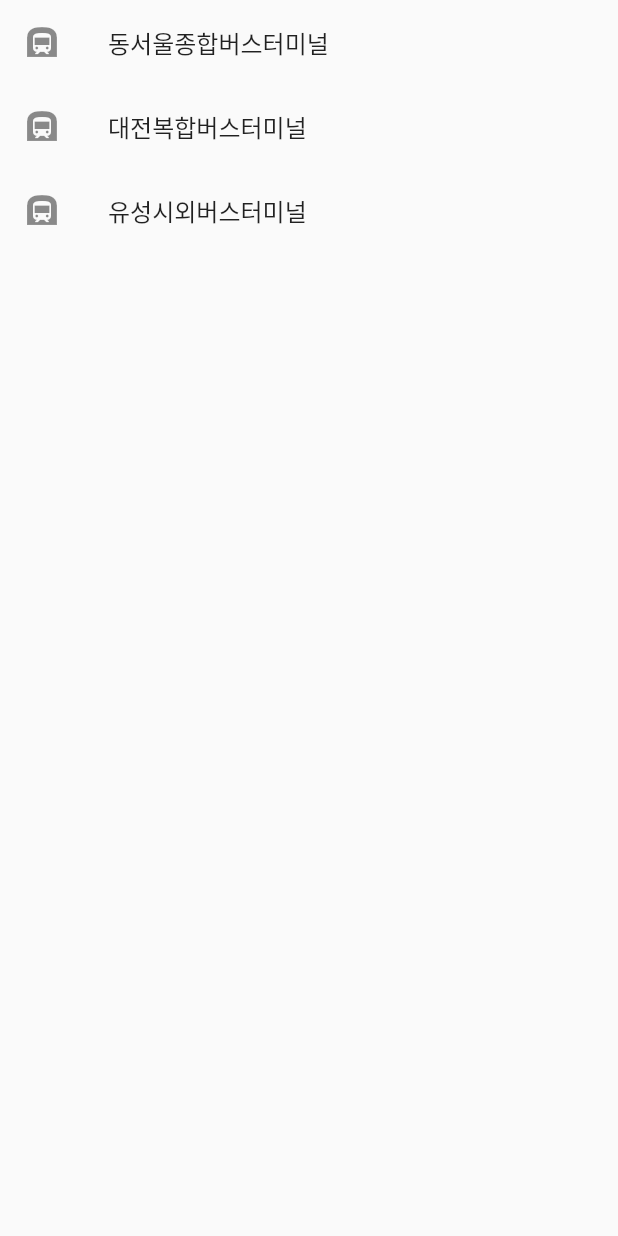
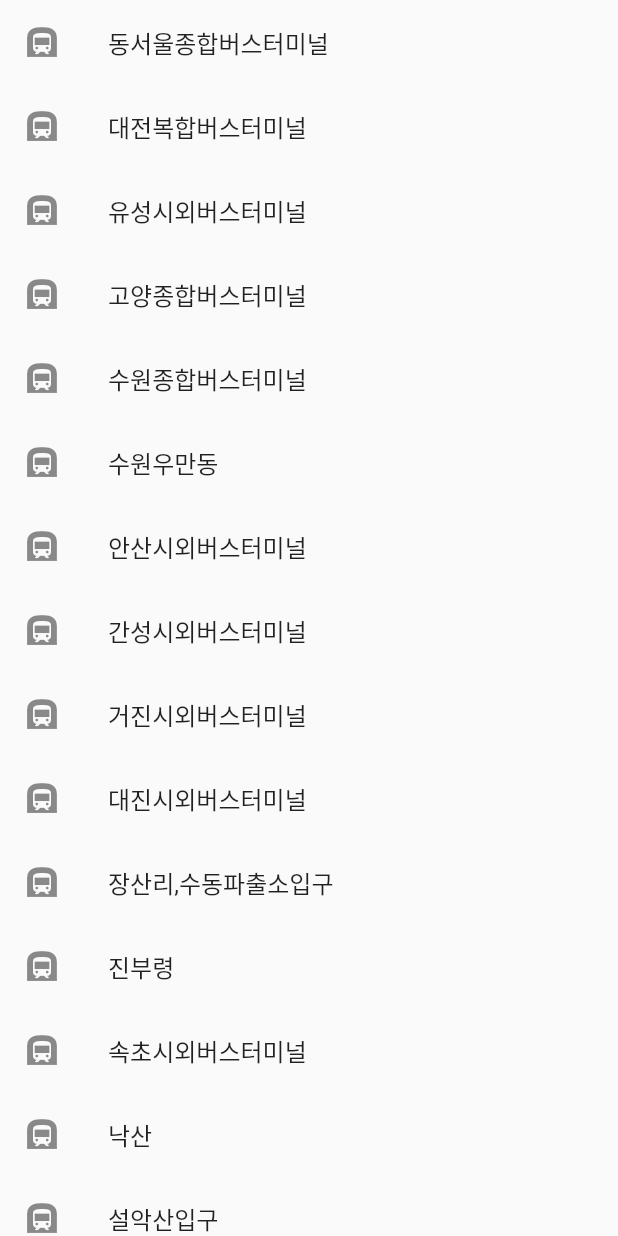
Before and after one commit to DoZeroJeong/bustime_flutter, a Flutter app: the CitiesList widget shown alone on an empty page, opened directly, on a phone screen of 412 x 824 dp. Run offline on Flutter 3.47's test engine with Material 2 defaults, Android fonts, the phone set to English and light mode, and no system bars.

```diff
--- a/lib/models/city_data.dart
+++ b/lib/models/city_data.dart
@@ -8,15 +8,35 @@ class CityData extends ChangeNotifier {
     City(cityName: '동서울종합버스터미널'),
     City(cityName: '대전복합버스터미널'),
     City(cityName: '유성시외버스터미널'),
+    City(cityName: '고양종합버스터미널'),
+    City(cityName: '수원종합버스터미널'),
+    City(cityName: '수원우만동'),
+    City(cityName: '안산시외버스터미널'),
+    City(cityName: '간성시외버스터미널'),
+    City(cityName: '거진시외버스터미널'),
+    City(cityName: '대진시외버스터미널'),
+    City(cityName: '장산리,수동파출소입구'),
+    City(cityName: '진부령'),
+    City(cityName: '속초시외버스터미널'),
+    City(cityName: '낙산'),
+    City(cityName: '설악산입구'),
+    City(cityName: '양양시외고속터미널'),
+    City(cityName: '오색'),
+    City(cityName: '한계령휴게소'),
+    City(cityName: '원주시외버스터미널'),
+    City(cityName: '남교리'),
+    City(cityName: '백담사입구'),
+    City(cityName: '신남버스터미널'),
+    City(cityName: '원통시외버스터미널'),
+    City(cityName: '두촌매표소'),
+    City(cityName: '철정리'),
+    City(cityName: '홍천시외버스터미널'),
+    City(cityName: '공근면'),
+    City(cityName: '횡성시외버스터미널'),
+    City(cityName: '전주시외버스터미널'),
   ];
 
   UnmodifiableListView<City> get cities => UnmodifiableListView(_cities);
 
   int get cityCount => _cities.length;
-
-  void addCity(String newCityName) {
-    final city = City(cityName: newCityName);
-    _cities.add(city);
-    notifyListeners();
-  }
 }
--- a/lib/services/timetable.dart
+++ b/lib/services/timetable.dart
@@ -1,6 +1,6 @@
 import 'package:bustime_flutter/services/networking.dart';
 
-const localURL = 'http://5335a4d1.ngrok.io/timetable/inje';
+const localURL = 'http://ea6d4f98.ngrok.io/timetable/inje';
 
 class TimeTableModel {
   Future<dynamic> getBusTimeTable() async {
--- a/lib/widgets/cities_list.dart
+++ b/lib/widgets/cities_list.dart
@@ -19,6 +19,7 @@ class CitiesList extends StatelessWidget {
                   context,
                   MaterialPageRoute(builder: (context) => TimeTableScreen()),
                 );
+                print(index + 1);
               },
             );
           },
```
Also changed, not shown: lib/widgets/timetables_list.dart (added, +18 -0 lines), lib/widgets/timetables_title.dart (added, +37 -0 lines).
